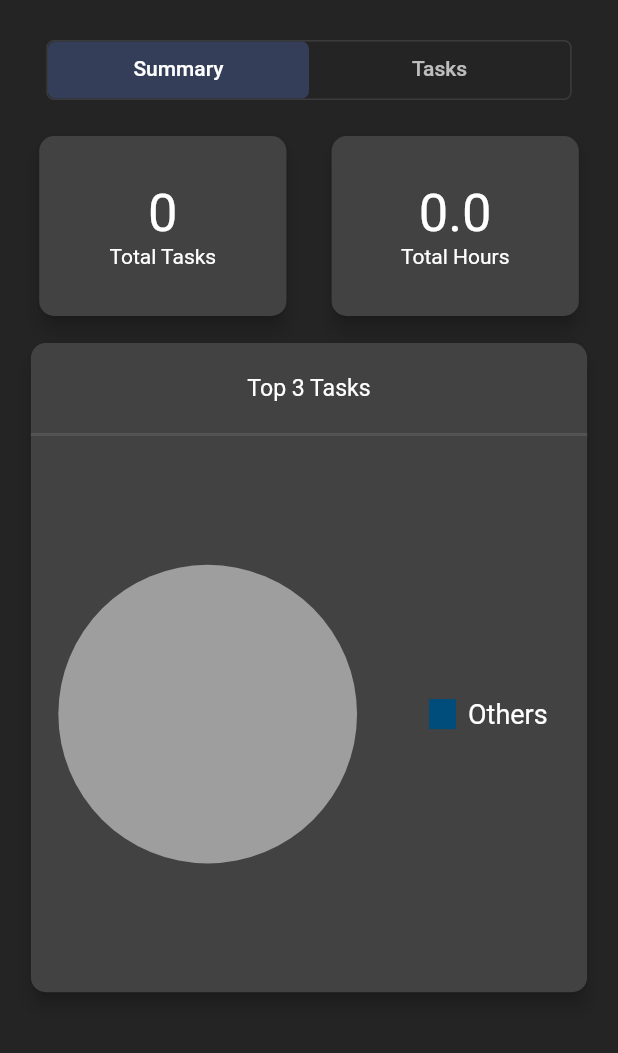
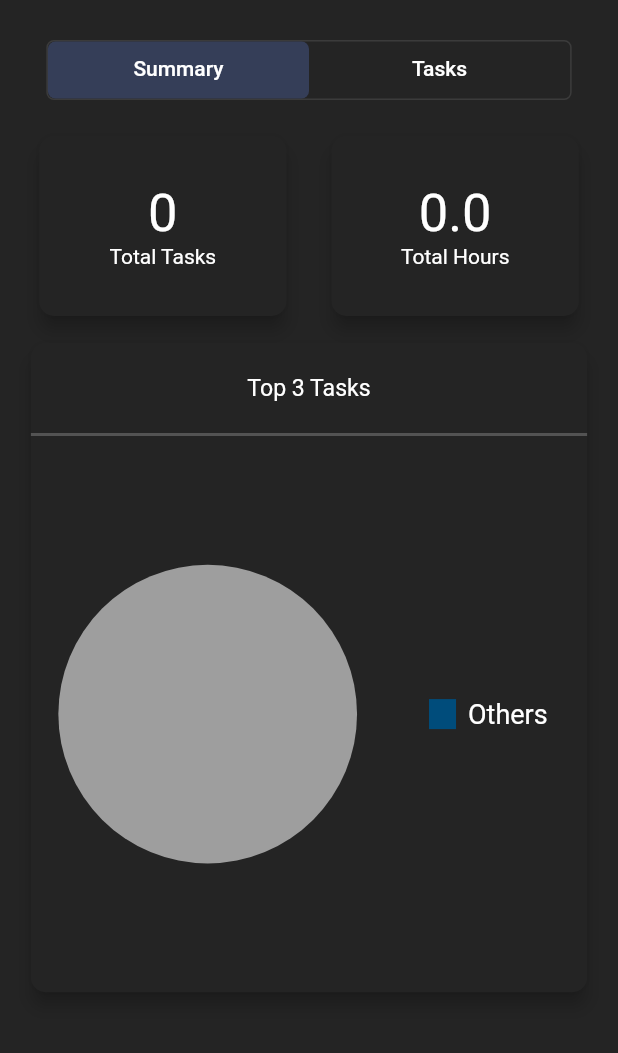
Before and after one commit to vin-murithi/zeit-prototype, a Flutter app: the screen it shows after launch, after a tap on the "calendar month" icon, on a phone screen of 412 x 824 dp, the part 59-1112 px from its top. Run offline on Flutter 3.47's test engine with Material 2 defaults, Android fonts, the light colour scheme and no system bars; drawn by our look-alikes of flutter_settings_screens, pie_chart; our stand-ins replace audioplayers, table_calendar.

Commit message:
Added dark mode

```diff
--- a/lib/screens/history/history.dart
+++ b/lib/screens/history/history.dart
@@ -63,7 +63,8 @@ class _HistoryHomeState extends State<HistoryHome>
                   ),
                   borderRadius: const BorderRadius.all(Radius.circular(5))),
               child: TabBar(
-                // unselectedLabelColor: kTextColor,
+                unselectedLabelColor:
+                    Theme.of(context).textTheme.bodyText2!.color,
                 indicatorSize: TabBarIndicatorSize.tab,
                 indicator: const BoxDecoration(
                   color: kTertiaryColor,
--- a/lib/screens/history/summary.dart
+++ b/lib/screens/history/summary.dart
@@ -110,7 +110,7 @@ class _SummaryState extends State<Summary> {
                     shape: RoundedRectangleBorder(
                       borderRadius: BorderRadius.circular(10),
                     ),
-                    // color: kCardColor,
+                    color: Theme.of(context).scaffoldBackgroundColor,
                     child: SizedBox(
                       width: MediaQuery.of(context).size.width * 0.4,
                       height: 120,
@@ -133,7 +133,7 @@ class _SummaryState extends State<Summary> {
                     shape: RoundedRectangleBorder(
                       borderRadius: BorderRadius.circular(10),
                     ),
-                    // color: kCardColor,
+                    color: Theme.of(context).scaffoldBackgroundColor,
                     child: SizedBox(
                       width: MediaQuery.of(context).size.width * 0.4,
                       height: 120,
@@ -161,7 +161,7 @@ class _SummaryState extends State<Summary> {
                 shape: RoundedRectangleBorder(
                   borderRadius: BorderRadius.circular(10),
                 ),
-                // color: kCardColor,
+                color: Theme.of(context).scaffoldBackgroundColor,
                 child: Column(
                   children: [
                     Container(
--- a/lib/screens/history/taskHistory.dart
+++ b/lib/screens/history/taskHistory.dart
@@ -176,8 +176,11 @@ class _TaskHistoryState extends State<TaskHistory> {
               padding: const EdgeInsets.all(3.0),
               child: SizedBox(
                 height: MediaQuery.of(context).size.height * 0.5,
+                width: MediaQuery.of(context).size.width * 0.98,
                 child: Card(
-                  elevation: 2,
+                  elevation: 5,
+                  shadowColor: Color.fromARGB(255, 29, 29, 29),
+                  color: Theme.of(context).scaffoldBackgroundColor,
                   child: TableCalendar(
                     calendarBuilders: CalendarBuilders(
                       defaultBuilder: (
--- a/lib/screens/home/home_screen.dart
+++ b/lib/screens/home/home_screen.dart
@@ -465,10 +465,10 @@ class _HomeScreenState extends State<HomeScreen> {
                       radius: 250,
                       child: Text(
                         '$minutes:$seconds',
-                        style: const TextStyle(
+                        style: TextStyle(
                           fontSize: 90.0,
                           fontFamily: 'Orbitron',
-                          // color: kTextColor,
+                          color: Theme.of(context).textTheme.bodyText2!.color,
                         ),
                       ),
                     ),
```
Also changed, not shown: lib/screens/history/tasks.dart (+16 -8 lines).
